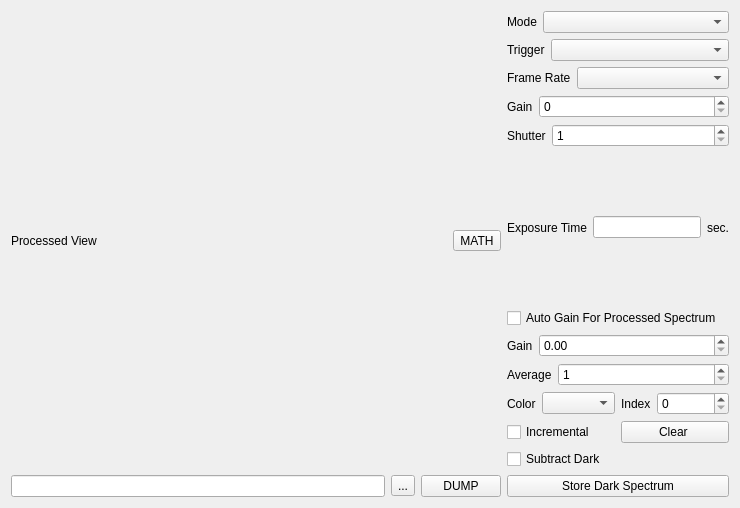
This is modules/optics/core/digitalcameraform.ui in northriv/KAME as Qt 5 draws it before an edit. The edited form follows.
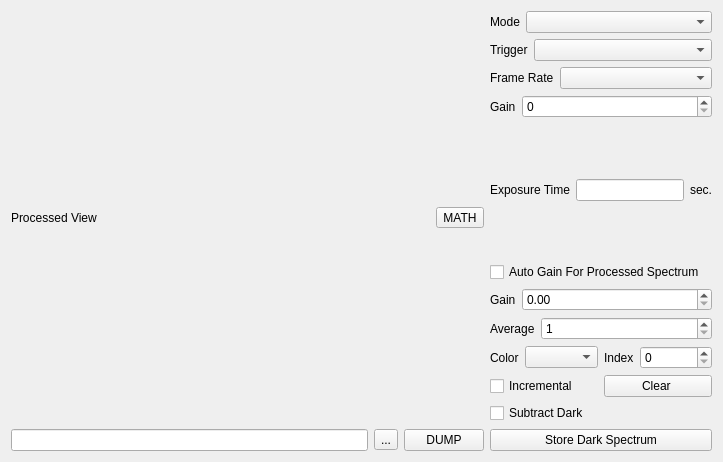
This is the edited form. Custom widgets are drawn as their Qt base class.

The edit to the form file:
```diff
--- a/modules/optics/core/digitalcameraform.ui
+++ b/modules/optics/core/digitalcameraform.ui
@@ -6,8 +6,8 @@
    <rect>
     <x>0</x>
     <y>0</y>
-    <width>740</width>
-    <height>508</height>
+    <width>723</width>
+    <height>462</height>
    </rect>
   </property>
   <property name="windowTitle">
@@ -214,36 +214,6 @@
         </item>
        </layout>
       </item>
-      <item>
-       <layout class="QHBoxLayout" name="_3">
-        <item>
-         <widget class="QLabel" name="textLabel1_2_5_3_3_7">
-          <property name="sizePolicy">
-           <sizepolicy hsizetype="Fixed" vsizetype="Preferred">
-            <horstretch>0</horstretch>
-            <verstretch>0</verstretch>
-           </sizepolicy>
-          </property>
-          <property name="text">
-           <string>Shutter</string>
-          </property>
-          <property name="wordWrap">
-           <bool>false</bool>
-          </property>
-         </widget>
-        </item>
-        <item>
-         <widget class="QSpinBox" name="m_spbShutter">
-          <property name="minimum">
-           <number>1</number>
-          </property>
-          <property name="maximum">
-           <number>10000</number>
-          </property>
-         </widget>
-        </item>
-       </layout>
-      </item>
       <item>
        <layout class="QHBoxLayout" name="horizontalLayout_4">
         <item>
```
